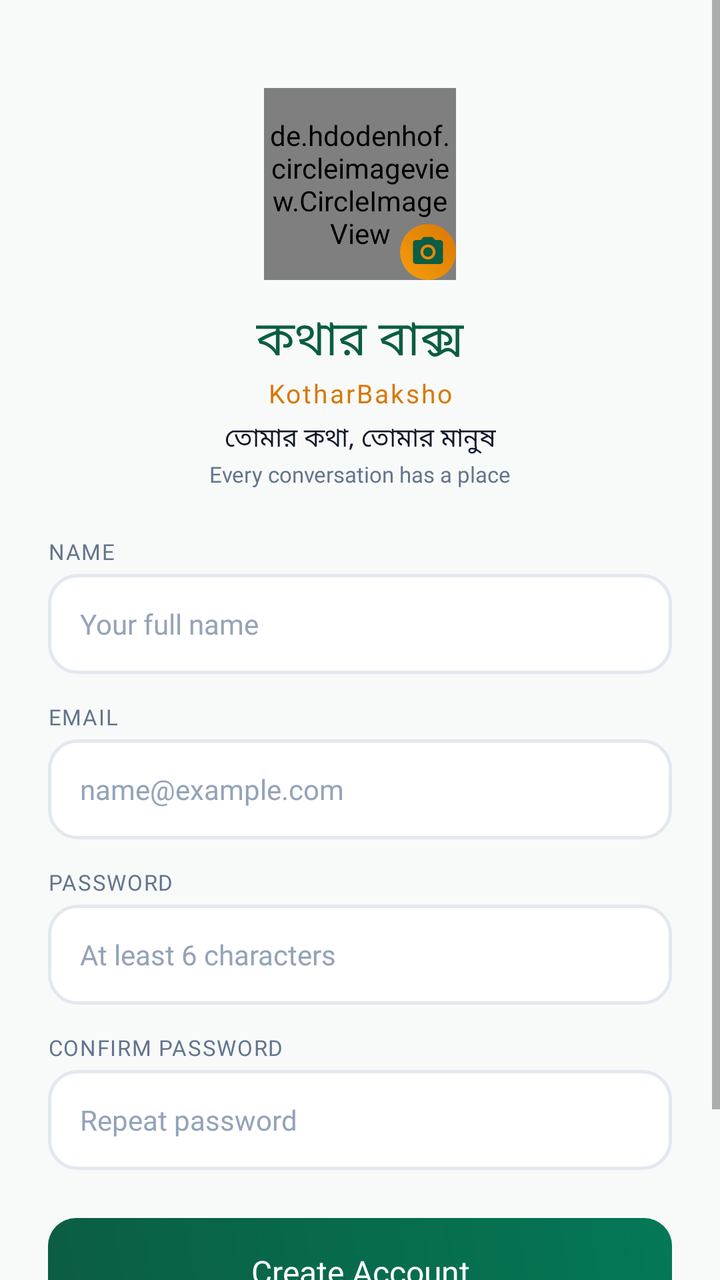
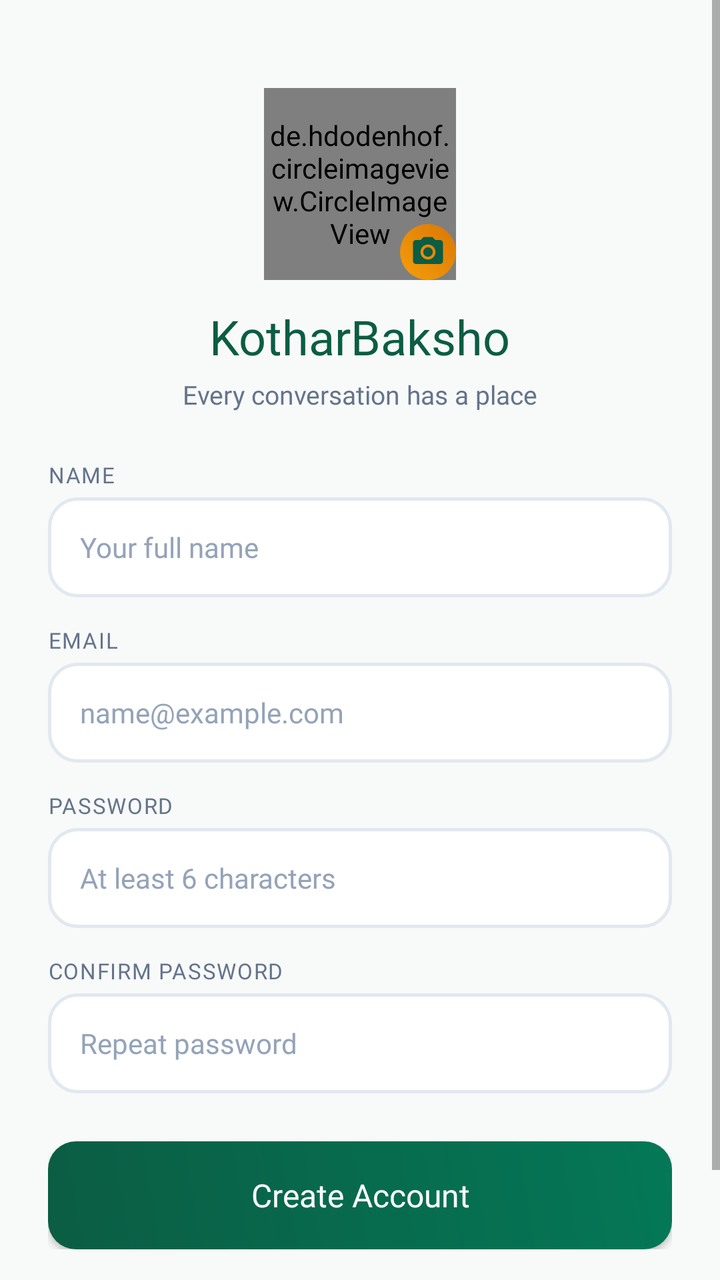

The first picture is an Android layout as it rendered before a commit; the second is the same layout after the commit. The layout source and the unified diff follow.
<!-- AndroidManifest.xml: application theme Theme.KotharBaksho -->
<!-- res/layout/activity_registration.xml -->
<?xml version="1.0" encoding="utf-8"?>
<ScrollView xmlns:android="http://schemas.android.com/apk/res/android"
    xmlns:app="http://schemas.android.com/apk/res-auto"
    xmlns:tools="http://schemas.android.com/tools"
    android:layout_width="match_parent"
    android:layout_height="match_parent"
    android:background="@color/bg_main"
    android:fillViewport="true"
    tools:context=".registration">

    <androidx.constraintlayout.widget.ConstraintLayout
        android:layout_width="match_parent"
        android:layout_height="wrap_content"
        android:padding="24dp">

        <LinearLayout
            android:id="@+id/reg_header"
            android:layout_width="wrap_content"
            android:layout_height="wrap_content"
            android:layout_marginTop="20dp"
            android:gravity="center"
            android:orientation="vertical"
            app:layout_constraintEnd_toEndOf="parent"
            app:layout_constraintStart_toStartOf="parent"
            app:layout_constraintTop_toTopOf="parent">

            <RelativeLayout
                android:layout_width="wrap_content"
                android:layout_height="wrap_content">

                <de.hdodenhof.circleimageview.CircleImageView
                    android:id="@+id/profilerg0"
                    android:layout_width="96dp"
                    android:layout_height="96dp"
                    android:src="@drawable/photocamera"
                    app:civ_border_color="@color/accent_gold"
                    app:civ_border_width="2.5dp" />

                <ImageView
                    android:layout_width="28dp"
                    android:layout_height="28dp"
                    android:layout_alignEnd="@id/profilerg0"
                    android:layout_alignBottom="@id/profilerg0"
                    android:background="@drawable/bg_btn_gold"
                    android:padding="5dp"
                    android:src="@drawable/ic_camera_vector" />
            </RelativeLayout>

            <TextView
                android:layout_width="wrap_content"
                android:layout_height="wrap_content"
                android:layout_marginTop="12dp"
                android:fontFamily="@font/poppins_bold"
                android:text="@string/app_name_bengali"
                android:textColor="@color/primary"
                android:textSize="24sp" />

            <TextView
                android:layout_width="wrap_content"
                android:layout_height="wrap_content"
                android:fontFamily="@font/poppins_bold"
                android:text="@string/app_name_english"
                android:textColor="@color/accent_gold_dark"
                android:textSize="13sp"
                android:letterSpacing="0.08" />

            <TextView
                android:layout_width="wrap_content"
                android:layout_height="wrap_content"
                android:layout_marginTop="4dp"
                android:fontFamily="@font/poppins_regular"
                android:text="@string/tagline_bengali"
                android:textColor="@color/text_primary"
                android:textSize="13sp" />

            <TextView
                android:layout_width="wrap_content"
                android:layout_height="wrap_content"
                android:layout_marginTop="1dp"
                android:fontFamily="@font/poppins_regular"
                android:text="@string/tagline_english"
                android:textColor="@color/text_secondary"
                android:textSize="11sp" />

        </LinearLayout>

        <LinearLayout
            android:id="@+id/reg_form"
            android:layout_width="match_parent"
            android:layout_height="wrap_content"
            android:layout_marginTop="24dp"
            android:orientation="vertical"
            app:layout_constraintEnd_toEndOf="parent"
            app:layout_constraintStart_toStartOf="parent"
            app:layout_constraintTop_toBottomOf="@id/reg_header">

            <TextView
                android:layout_width="wrap_content"
                android:layout_height="wrap_content"
                android:fontFamily="@font/poppins_bold"
                android:text="NAME"
                android:textColor="@color/text_secondary"
                android:textSize="11sp"
                android:letterSpacing="0.05" />

            <EditText
                android:id="@+id/rgusername"
                android:layout_width="match_parent"
                android:layout_height="50dp"
                android:layout_marginTop="4dp"
                android:background="@drawable/bg_input_field"
                android:fontFamily="@font/poppins_regular"
                android:hint="Your full name"
                android:inputType="textPersonName"
                android:paddingStart="16dp"
                android:paddingEnd="16dp"
                android:textColor="@color/text_primary"
                android:textColorHint="@color/text_hint"
                android:textSize="14sp" />

            <TextView
                android:layout_width="wrap_content"
                android:layout_height="wrap_content"
                android:layout_marginTop="14dp"
                android:fontFamily="@font/poppins_bold"
                android:text="EMAIL"
                android:textColor="@color/text_secondary"
                android:textSize="11sp"
                android:letterSpacing="0.05" />

            <EditText
                android:id="@+id/rgemail"
                android:layout_width="match_parent"
                android:layout_height="50dp"
                android:layout_marginTop="4dp"
                android:background="@drawable/bg_input_field"
                android:fontFamily="@font/poppins_regular"
                android:hint="name@example.com"
                android:inputType="textEmailAddress"
                android:paddingStart="16dp"
                android:paddingEnd="16dp"
                android:textColor="@color/text_primary"
                android:textColorHint="@color/text_hint"
                android:textSize="14sp" />

            <TextView
                android:layout_width="wrap_content"
                android:layout_height="wrap_content"
                android:layout_marginTop="14dp"
                android:fontFamily="@font/poppins_bold"
                android:text="PASSWORD"
                android:textColor="@color/text_secondary"
                android:textSize="11sp"
                android:letterSpacing="0.05" />

            <EditText
                android:id="@+id/rgpassword"
                android:layout_width="match_parent"
                android:layout_height="50dp"
                android:layout_marginTop="4dp"
                android:background="@drawable/bg_input_field"
                android:fontFamily="@font/poppins_regular"
                android:hint="At least 6 characters"
                android:inputType="textPassword"
                android:paddingStart="16dp"
                android:paddingEnd="16dp"
                android:textColor="@color/text_primary"
                android:textColorHint="@color/text_hint"
                android:textSize="14sp" />

            <TextView
                android:layout_width="wrap_content"
                android:layout_height="wrap_content"
                android:layout_marginTop="14dp"
                android:fontFamily="@font/poppins_bold"
                android:text="CONFIRM PASSWORD"
                android:textColor="@color/text_secondary"
                android:textSize="11sp"
                android:letterSpacing="0.05" />

            <EditText
                android:id="@+id/rgrepassword"
                android:layout_width="match_parent"
                android:layout_height="50dp"
                android:layout_marginTop="4dp"
                android:background="@drawable/bg_input_field"
                android:fontFamily="@font/poppins_regular"
                android:hint="Repeat password"
                android:inputType="textPassword"
                android:paddingStart="16dp"
                android:paddingEnd="16dp"
                android:textColor="@color/text_primary"
                android:textColorHint="@color/text_hint"
                android:textSize="14sp" />

            <FrameLayout
                android:layout_width="match_parent"
                android:layout_height="54dp"
                android:layout_marginTop="24dp">

                <androidx.appcompat.widget.AppCompatButton
                    android:id="@+id/signupbutton"
                    android:layout_width="match_parent"
                    android:layout_height="match_parent"
                    android:background="@drawable/bg_btn_primary"
                    android:fontFamily="@font/poppins_bold"
                    android:text="Create Account"
                    android:textAllCaps="false"
                    android:textColor="@color/white"
                    android:textSize="16sp" />

                <ProgressBar
                    android:id="@+id/regProgressBar"
                    android:layout_width="26dp"
                    android:layout_height="26dp"
                    android:layout_gravity="center"
                    android:indeterminateTint="@color/white"
                    android:visibility="gone" />

            </FrameLayout>

        </LinearLayout>

        <LinearLayout
            android:layout_width="wrap_content"
            android:layout_height="wrap_content"
            android:layout_marginTop="18dp"
            android:layout_marginBottom="16dp"
            android:gravity="center"
            android:orientation="horizontal"
            app:layout_constraintBottom_toBottomOf="parent"
            app:layout_constraintEnd_toEndOf="parent"
            app:layout_constraintStart_toStartOf="parent"
            app:layout_constraintTop_toBottomOf="@id/reg_form"
            app:layout_constraintVertical_bias="1.0">

            <TextView
                android:layout_width="wrap_content"
                android:layout_height="wrap_content"
                android:fontFamily="@font/poppins_regular"
                android:text="Already have an account?"
                android:textColor="@color/text_secondary"
                android:textSize="13sp" />

            <TextView
                android:id="@+id/loginbut"
                android:layout_width="wrap_content"
                android:layout_height="wrap_content"
                android:layout_marginStart="6dp"
                android:fontFamily="@font/poppins_bold"
                android:text="Log In"
                android:textColor="@color/primary"
                android:textSize="13sp" />

        </LinearLayout>

    </androidx.constraintlayout.widget.ConstraintLayout>

</ScrollView>
<!-- resources referenced by this layout -->
<resources>
  <color name="accent_gold">#F59E0B</color>
  <color name="accent_gold_dark">#D97706</color>
  <color name="bg_main">#F8FAF9</color>
  <color name="primary">#0B5D43</color>
  <color name="text_hint">#94A3B8</color>
  <color name="text_primary">#0F172A</color>
  <color name="text_secondary">#64748B</color>
  <color name="white">#FFFFFFFF</color>
  <!-- drawable bg_btn_gold (drawable) -->
  <?xml version="1.0" encoding="utf-8"?>
  <ripple xmlns:android="http://schemas.android.com/apk/res/android"
      android:color="#33FFFFFF">
      <item>
          <shape>
              <gradient
                  android:startColor="@color/accent_gold"
                  android:endColor="@color/accent_gold_dark"
                  android:angle="45" />
              <corners android:radius="14dp" />
          </shape>
      </item>
  </ripple>
  <!-- drawable bg_btn_primary (drawable) -->
  <?xml version="1.0" encoding="utf-8"?>
  <ripple xmlns:android="http://schemas.android.com/apk/res/android"
      android:color="#33FFFFFF">
      <item>
          <shape>
              <gradient
                  android:startColor="@color/primary"
                  android:endColor="@color/primary_variant"
                  android:angle="45" />
              <corners android:radius="14dp" />
          </shape>
      </item>
  </ripple>
  <!-- drawable bg_input_field (drawable) -->
  <?xml version="1.0" encoding="utf-8"?>
  <shape xmlns:android="http://schemas.android.com/apk/res/android">
      <solid android:color="@color/surface_card" />
      <stroke android:width="1.5dp" android:color="@color/divider_line" />
      <corners android:radius="14dp" />
  </shape>
  <!-- drawable ic_camera_vector (drawable) -->
  <vector xmlns:android="http://schemas.android.com/apk/res/android"
      android:width="24dp"
      android:height="24dp"
      android:viewportWidth="24"
      android:viewportHeight="24">
    <path
        android:fillColor="@color/primary"
        android:pathData="M12,12m-3.2,0a3.2,3.2 0,1 1,6.4 0a3.2,3.2 0,1 1,-6.4 0M9,2L7.17,4H4c-1.1,0 -2,0.9 -2,2v12c0,1.1 0.9,2 2,2h16c1.1,0 2,-0.9 2,-2V6c0,-1.1 -0.9,-2 -2,-2h-3.17L15,2H9zm3,15c-2.76,0 -5,-2.24 -5,-5s2.24,-5 5,-5 5,2.24 5,5 -2.24,5 -5,5z"/>
  </vector>
  <!-- drawable photocamera: png bitmap (drawable-xhdpi, 13476 bytes) -->
  <string name="app_name_bengali">কথার বাক্স</string>
  <string name="app_name_english">KotharBaksho</string>
  <string name="tagline_bengali">তোমার কথা, তোমার মানুষ</string>
  <string name="tagline_english">Every conversation has a place</string>
  <style name="Theme.KotharBaksho" parent="Theme.MaterialComponents.DayNight.NoActionBar">
          
          <item name="colorPrimary">@color/primary</item>
          <item name="colorPrimaryVariant">@color/primary_dark</item>
          <item name="colorOnPrimary">@color/white</item>
          
          <item name="colorSecondary">@color/accent_gold</item>
          <item name="colorSecondaryVariant">@color/accent_gold_dark</item>
          <item name="colorOnSecondary">@color/black</item>
          
          <item name="android:statusBarColor">@color/primary_dark</item>
          <item name="android:windowBackground">@color/bg_main</item>
      </style>
  <color name="primary_variant">#047857</color>
  <color name="surface_card">#FFFFFF</color>
  <color name="divider_line">#E2E8F0</color>
  <color name="primary_dark">#064E3B</color>
  <color name="black">#FF000000</color>
</resources>

<!-- the commit's change to res/layout/activity_registration.xml (unified diff, before → after) -->
@@ -51,36 +51,18 @@
                 android:layout_height="wrap_content"
                 android:layout_marginTop="12dp"
                 android:fontFamily="@font/poppins_bold"
-                android:text="@string/app_name_bengali"
+                android:text="@string/app_name_english"
                 android:textColor="@color/primary"
                 android:textSize="24sp" />
 
             <TextView
                 android:layout_width="wrap_content"
                 android:layout_height="wrap_content"
-                android:fontFamily="@font/poppins_bold"
-                android:text="@string/app_name_english"
-                android:textColor="@color/accent_gold_dark"
-                android:textSize="13sp"
-                android:letterSpacing="0.08" />
-
-            <TextView
-                android:layout_width="wrap_content"
-                android:layout_height="wrap_content"
-                android:layout_marginTop="4dp"
-                android:fontFamily="@font/poppins_regular"
-                android:text="@string/tagline_bengali"
-                android:textColor="@color/text_primary"
+                android:layout_marginTop="4dp"
+                android:fontFamily="@font/poppins_regular"
+                android:text="@string/tagline_english"
+                android:textColor="@color/text_secondary"
                 android:textSize="13sp" />
-
-            <TextView
-                android:layout_width="wrap_content"
-                android:layout_height="wrap_content"
-                android:layout_marginTop="1dp"
-                android:fontFamily="@font/poppins_regular"
-                android:text="@string/tagline_english"
-                android:textColor="@color/text_secondary"
-                android:textSize="11sp" />
 
         </LinearLayout>
 
<!-- resource entries referenced after the edit -->
@@ -54,9 +54,7 @@
         android:pathData="M12,12m-3.2,0a3.2,3.2 0,1 1,6.4 0a3.2,3.2 0,1 1,-6.4 0M9,2L7.17,4H4c-1.1,0 -2,0.9 -2,2v12c0,1.1 0.9,2 2,2h16c1.1,0 2,-0.9 2,-2V6c0,-1.1 -0.9,-2 -2,-2h-3.17L15,2H9zm3,15c-2.76,0 -5,-2.24 -5,-5s2.24,-5 5,-5 5,2.24 5,5 -2.24,5 -5,5z"/>
   </vector>
   <!-- drawable photocamera: png bitmap (drawable-xhdpi, 13476 bytes) -->
-  <string name="app_name_bengali">কথার বাক্স</string>
   <string name="app_name_english">KotharBaksho</string>
-  <string name="tagline_bengali">তোমার কথা, তোমার মানুষ</string>
   <string name="tagline_english">Every conversation has a place</string>
   <style name="Theme.KotharBaksho" parent="Theme.MaterialComponents.DayNight.NoActionBar">
           
